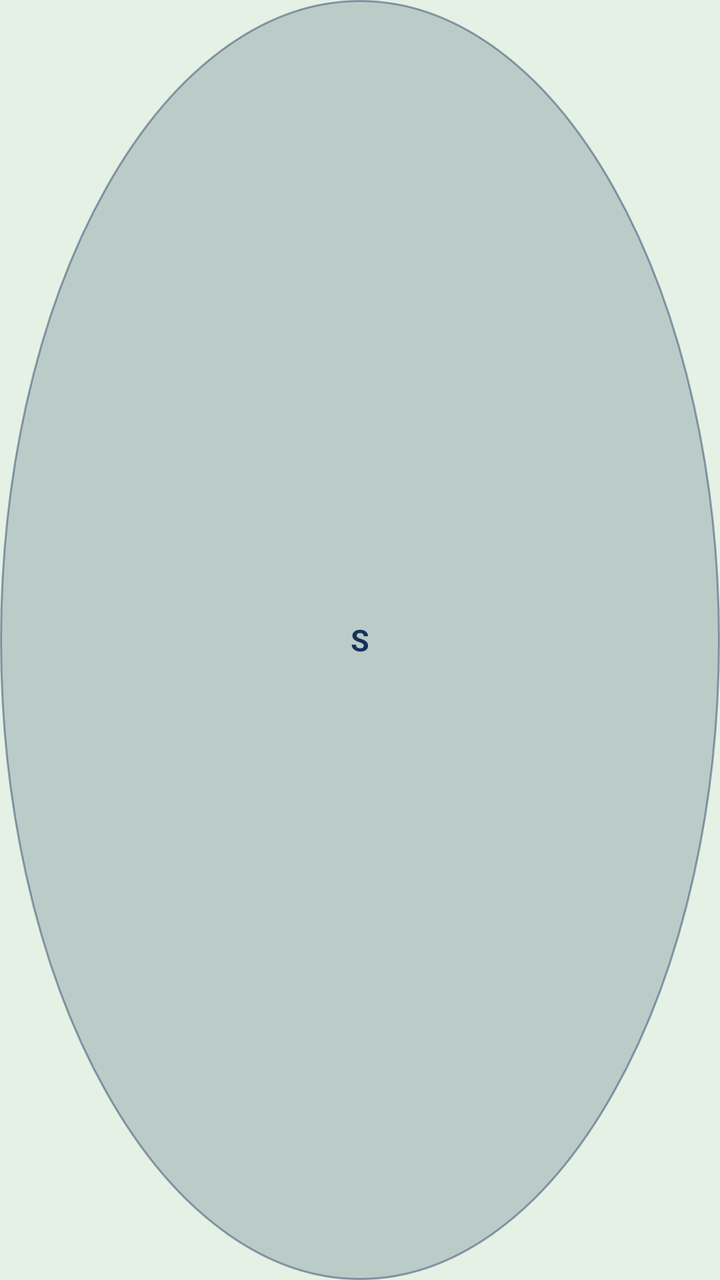
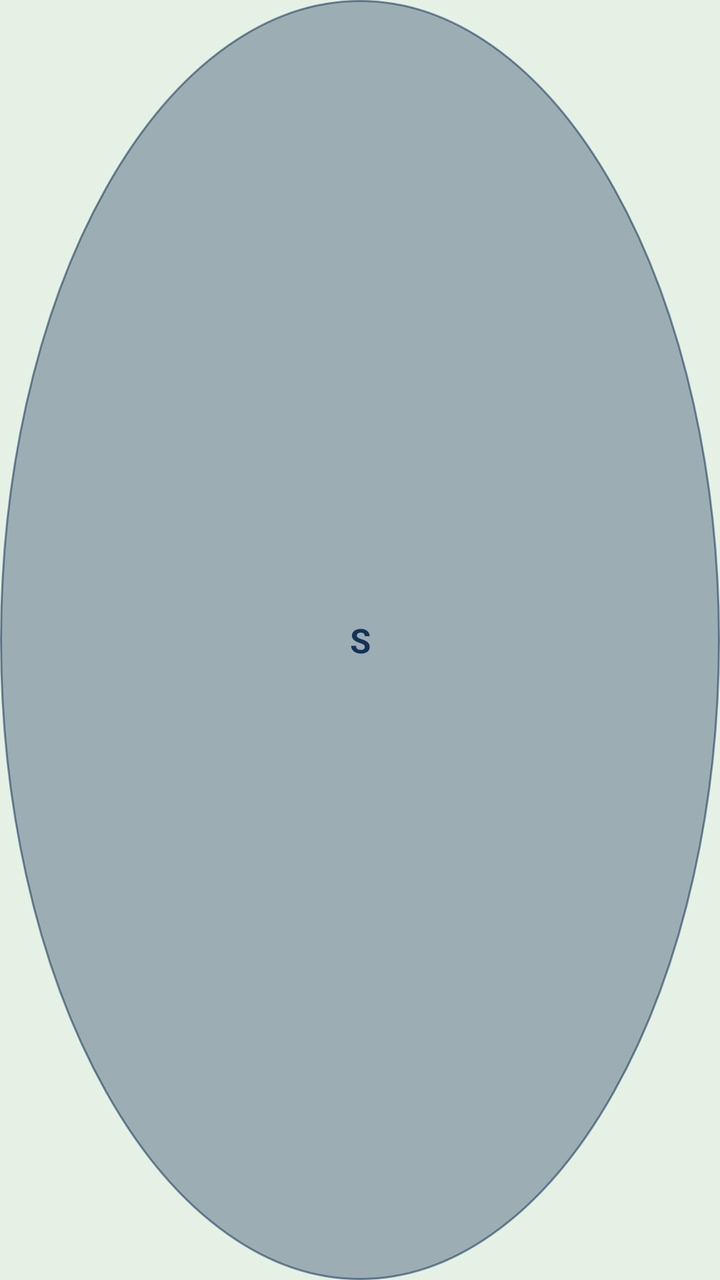

The first picture is an Android layout as it rendered before a commit; the second is the same layout after the commit. The layout source and the unified diff follow.
<!-- AndroidManifest.xml: application theme AppTheme -->
<!-- res/layout/view_overlay_bubble.xml -->
<?xml version="1.0" encoding="utf-8"?>
<FrameLayout xmlns:android="http://schemas.android.com/apk/res/android"
    android:layout_width="38dp"
    android:layout_height="38dp"
    android:background="@drawable/bg_bubble">

    <TextView
        android:layout_width="match_parent"
        android:layout_height="match_parent"
        android:gravity="center"
        android:text="@string/bubble_text"
        android:textColor="@color/bubble_text"
        android:textSize="15sp"
        android:textStyle="bold" />
</FrameLayout>
<!-- resources referenced by this layout -->
<resources>
  <color name="bubble_text">#153258</color>
  <!-- drawable bg_bubble (drawable) -->
  <?xml version="1.0" encoding="utf-8"?>
  <shape xmlns:android="http://schemas.android.com/apk/res/android"
      android:shape="oval">
      <solid android:color="@color/bubble_fill" />
      <stroke
          android:width="1dp"
          android:color="@color/bubble_stroke" />
  </shape>
  <string name="bubble_text">S</string>
  <style name="AppTheme" parent="@android:style/Theme.Material.Light.DarkActionBar">
          <item name="android:colorPrimary">@color/appbar_bg</item>
          <item name="android:colorPrimaryDark">@color/accent_dark</item>
          <item name="android:colorAccent">@color/accent</item>
          <item name="android:windowBackground">@color/page_bg</item>
          <item name="android:statusBarColor">@color/accent_dark</item>
      </style>
  <color name="bubble_fill">#33153258</color>
  <color name="bubble_stroke">#6E153258</color>
  <color name="appbar_bg">#153258</color>
  <color name="accent_dark">#0E2138</color>
  <color name="accent">#153258</color>
  <color name="page_bg">#E5F1E5</color>
</resources>

<!-- the commit's change to res/layout/view_overlay_bubble.xml (unified diff, before → after) -->
@@ -1,7 +1,7 @@
 <?xml version="1.0" encoding="utf-8"?>
 <FrameLayout xmlns:android="http://schemas.android.com/apk/res/android"
-    android:layout_width="38dp"
-    android:layout_height="38dp"
+    android:layout_width="46dp"
+    android:layout_height="46dp"
     android:background="@drawable/bg_bubble">
 
     <TextView
@@ -10,6 +10,6 @@
         android:gravity="center"
         android:text="@string/bubble_text"
         android:textColor="@color/bubble_text"
-        android:textSize="15sp"
+        android:textSize="17sp"
         android:textStyle="bold" />
 </FrameLayout>
<!-- resource entries referenced after the edit -->
@@ -18,8 +18,8 @@
           <item name="android:windowBackground">@color/page_bg</item>
           <item name="android:statusBarColor">@color/accent_dark</item>
       </style>
-  <color name="bubble_fill">#33153258</color>
-  <color name="bubble_stroke">#6E153258</color>
+  <color name="bubble_fill">#59153258</color>
+  <color name="bubble_stroke">#8C153258</color>
   <color name="appbar_bg">#153258</color>
   <color name="accent_dark">#0E2138</color>
   <color name="accent">#153258</color>
